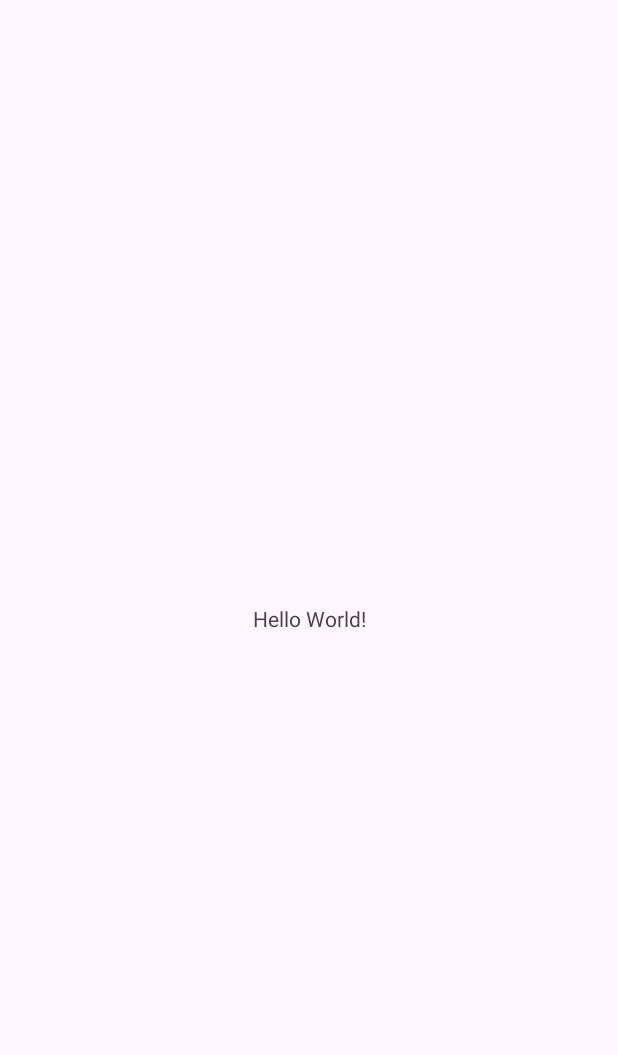
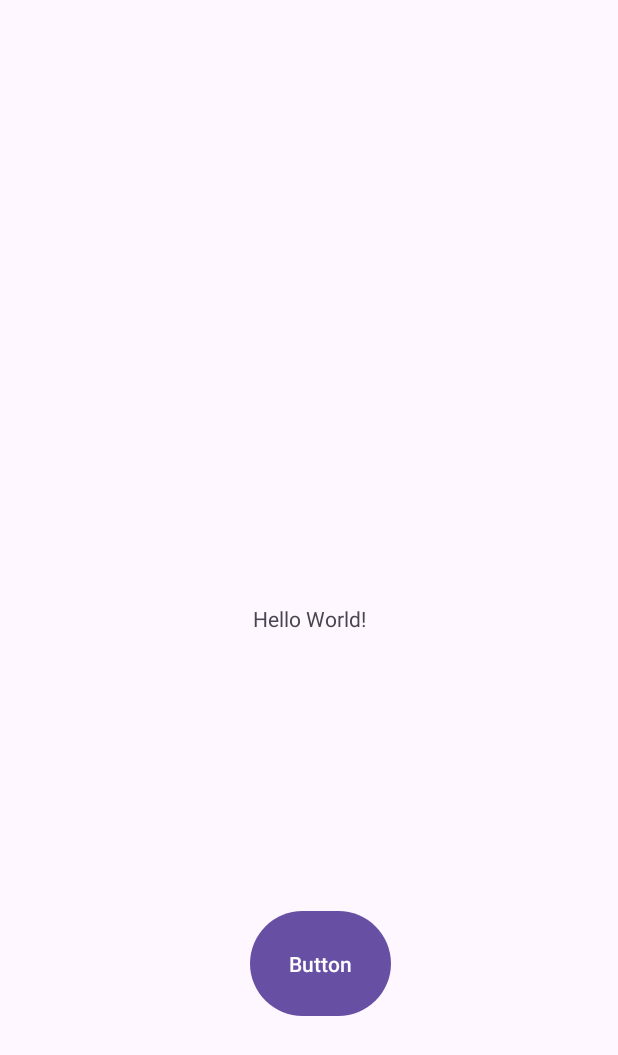
Before and after one commit to MOGUchEV1/Git_Artem, an Android app: the screen it shows after launch (MainActivity), on a phone screen of 412 x 824 dp. Before the commit the part shown is almost empty. Shown: the top 1055 px of the screen. Run offline under Robolectric (Android 15) with nearby library versions, the phone set to English and light mode, and no system bars.

Commit message:
add button

```diff
--- a/app/src/main/java/com/example/git_artem/MainActivity.java
+++ b/app/src/main/java/com/example/git_artem/MainActivity.java
@@ -3,12 +3,23 @@ package com.example.git_artem;
 import androidx.appcompat.app.AppCompatActivity;
 
 import android.os.Bundle;
+import android.view.View;
+import android.widget.Button;
+import android.widget.TextView;
 
 public class MainActivity extends AppCompatActivity {
-
+    Button button1;
+    TextView textView;
+    int count =1;
     @Override
     protected void onCreate(Bundle savedInstanceState) {
         super.onCreate(savedInstanceState);
         setContentView(R.layout.activity_main);
+        button1= findViewById(R.id.button);
+        textView=findViewById(R.id.b1);
+    }
+
+    public void buttonSetText(View view) {
+        textView.setText("Хеллоу");
     }
 }
--- a/app/src/main/res/layout/activity_main.xml
+++ b/app/src/main/res/layout/activity_main.xml
@@ -7,6 +7,7 @@
     tools:context=".MainActivity">
 
     <TextView
+        android:id="@+id/b1"
         android:layout_width="wrap_content"
         android:layout_height="wrap_content"
         android:text="Hello World!"
@@ -15,4 +16,21 @@
         app:layout_constraintStart_toStartOf="parent"
         app:layout_constraintTop_toTopOf="parent" />
 
+    <Button
+        android:id="@+id/button"
+        android:layout_width="94dp"
+        android:layout_height="78dp"
+        android:layout_marginStart="169dp"
+        android:layout_marginTop="179dp"
+        android:layout_marginEnd="151dp"
+        android:layout_marginBottom="130dp"
+        android:onClick="buttonSetText"
+        android:text="Button"
+        app:layout_constraintBottom_toBottomOf="parent"
+        app:layout_constraintEnd_toEndOf="parent"
+        app:layout_constraintHorizontal_bias="1.0"
+        app:layout_constraintStart_toStartOf="parent"
+        app:layout_constraintTop_toBottomOf="@+id/b1"
+        app:layout_constraintVertical_bias="0.129" />
+
 </androidx.constraintlayout.widget.ConstraintLayout>
```
